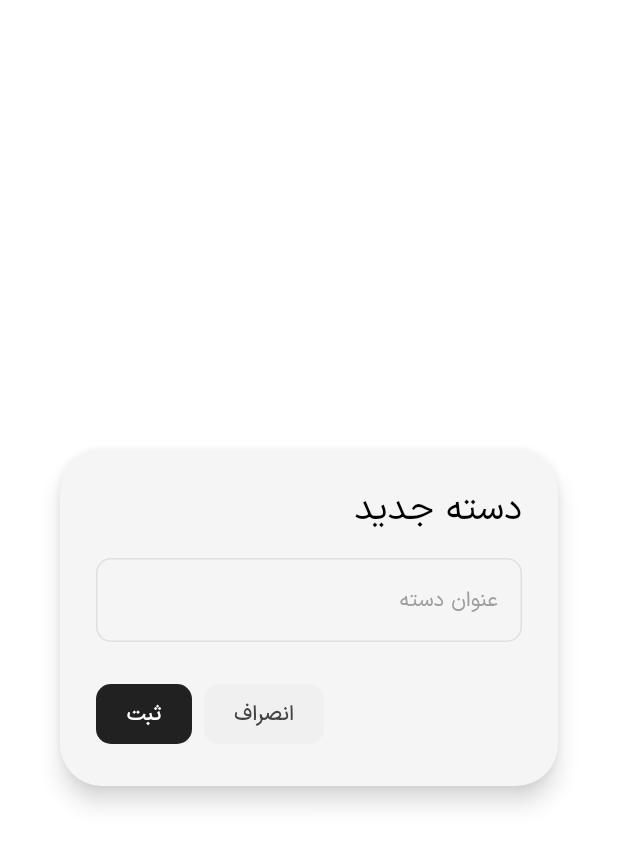
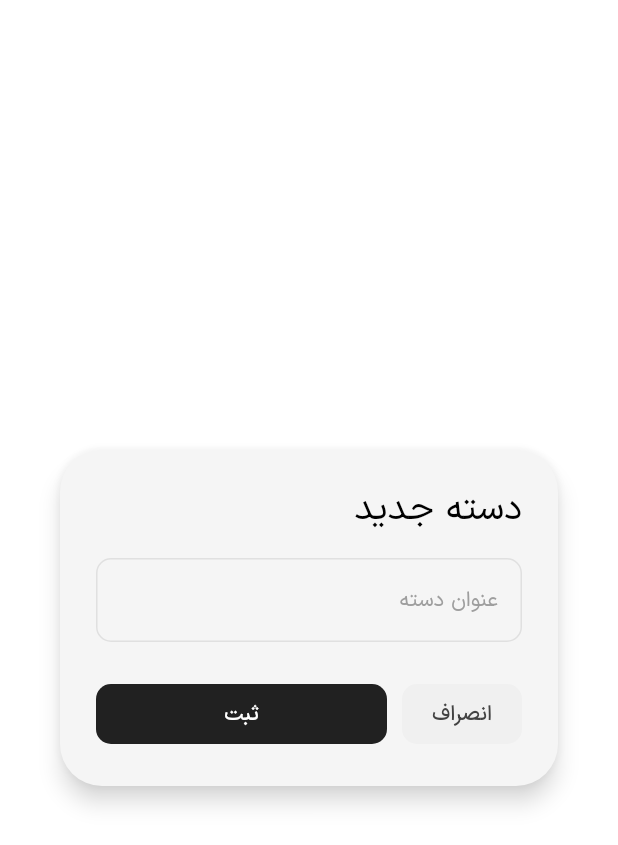
Before and after one commit to mmkhakdaman/coffeeya_admin, a Flutter app: the CreateCategoryDialog widget shown alone on an empty page, opened directly, on a phone screen of 412 x 824 dp. Shown: the top 845 px of the screen. Run offline on Flutter 3.47's test engine with Material 2 defaults, Android fonts, the phone set to English and light mode, and no system bars; drawn by our look-alikes of flutter_form_builder; our stand-ins replace animate_do, dio, dropdown_search, flutter_bloc, font_awesome_flutter, form_builder_validators and 3 more; accounts and stored records are empty.

Commit message:
Add category creation functionality

```diff
--- a/lib/product/repositories/category_repository.dart
+++ b/lib/product/repositories/category_repository.dart
@@ -4,16 +4,16 @@ import 'package:coffeeya_admin/product/models/category_model.dart';
 
 class CategoryRepository {
   static Future<ResponseModel> categories() async {
+    List<CategoryModel> data = [];
     return await ApiClient.get('api/admin/category/list', queryParameters: {
       'with_product': true,
     }).then((value) {
-      List<CategoryModel> data = [];
       for (var json in value.json['data']) {
         data.add(CategoryModel.fromJson(json));
       }
       return value..data = data;
     }).catchError((e) {
-      return e..data = [] as List<CategoryModel>;
+      return e..data = data;
     });
   }
 
--- a/lib/product/widgets/category/create_category_dialog.dart
+++ b/lib/product/widgets/category/create_category_dialog.dart
@@ -1,5 +1,3 @@
-import 'dart:developer';
-
 import 'package:coffeeya_admin/core/models/error.dart';
 import 'package:coffeeya_admin/core/models/response_model.dart';
 import 'package:coffeeya_admin/core/widgets/buttons/default_button.dart';
@@ -21,7 +19,8 @@ class CreateCategoryDialog extends StatefulWidget {
 }
 
 class _CreateCategoryDialogState extends State<CreateCategoryDialog> {
-  final formKey = GlobalKey<FormBuilderState>();
+  final GlobalKey<FormBuilderState> _formKey = GlobalKey<FormBuilderState>();
+  bool isSubmitting = false;
 
   @override
   Widget build(BuildContext context) {
@@ -33,7 +32,7 @@ class _CreateCategoryDialogState extends State<CreateCategoryDialog> {
       content: SizedBox(
         width: double.maxFinite,
         child: FormBuilder(
-          key: formKey,
+          key: _formKey,
           child: Column(
             mainAxisSize: MainAxisSize.min,
             children: [
@@ -41,7 +40,7 @@ class _CreateCategoryDialogState extends State<CreateCategoryDialog> {
                 name: 'title',
                 decoration: InputDecoration(
                   labelText: 'عنوان دسته',
-                  errorText: formKey.currentState?.fields['title']?.errorText,
+                  errorText: _formKey.currentState?.fields['title']?.errorText,
                 ),
                 validator: FormBuilderValidators.compose([
                   FormBuilderValidators.required(),
@@ -52,29 +51,51 @@ class _CreateCategoryDialogState extends State<CreateCategoryDialog> {
         ),
       ),
       actions: [
+        Row(
+          children: [
             DefaultButton(
               onPressed: () {
                 Navigator.pop(context);
               },
               child: const Text('انصراف'),
             ),
-        PrimaryButton(
+            const SizedBox(width: 10),
+            Expanded(
+              child: BlocBuilder<CategoryCubit, CategoryState>(
+                buildWhen: (previous, current) => previous.isSubmitting != current.isSubmitting,
+                builder: (context, state) {
+                  return PrimaryButton(
                     onPressed: () async {
-            if (formKey.currentState!.saveAndValidate()) {
-              await CategoryRepository.createCategory(formKey.currentState?.value).then(
-                (value) {
-                  BlocProvider.of<CategoryCubit>(context).addCategory(category: value.data);
-                  Navigator.pop(context);
+                      await BlocProvider.of<CategoryCubit>(context).storeCategory(formKey: _formKey).then((value) {
+                        if (value) Navigator.pop(context);
+                      });
                     },
-              ).catchError(
-                (e) {
-                  if (e is ResponseModel) setFormError(error: e.error!, formKey: formKey);
+                    isLoading: BlocProvider.of<CategoryCubit>(context).state.isSubmitting,
+                    child: Row(
+                      mainAxisAlignment: MainAxisAlignment.center,
+                      children: [
+                        const Text('ثبت'),
+                        if (state.isSubmitting) ...[
+                          const SizedBox(
+                            width: 10,
+                          ),
+                          SizedBox(
+                            width: 15,
+                            height: 15,
+                            child: CircularProgressIndicator(
+                              color: Colors.grey[900],
+                              strokeWidth: 2,
+                            ),
+                          ),
+                        ]
+                      ],
+                    ),
+                  );
                 },
-              );
-            }
-          },
-          child: const Text('ثبت'),
               ),
+            ),
+          ],
+        )
       ],
     );
   }
```
Also changed, not shown: lib/product/blocs/category_bloc.dart (+42 -19 lines). Lines whose indentation alone changed are shown as unchanged.
